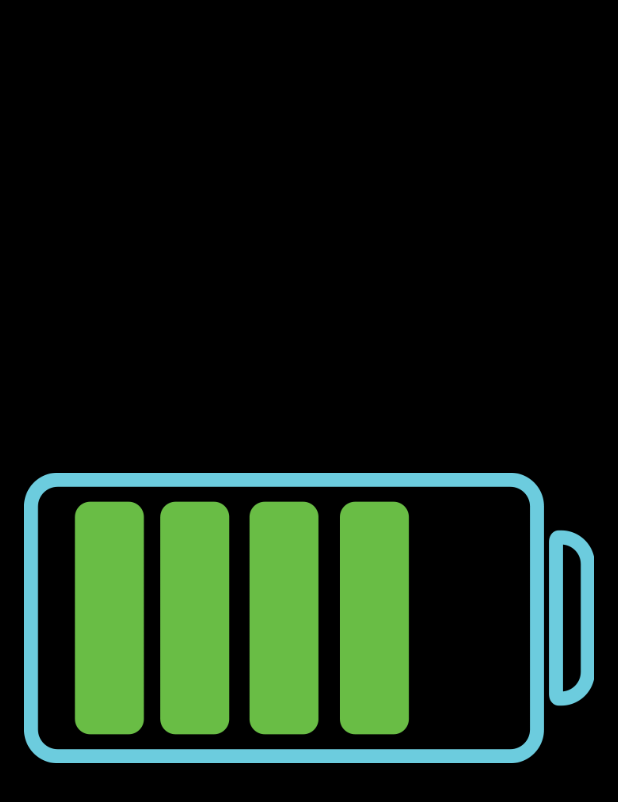
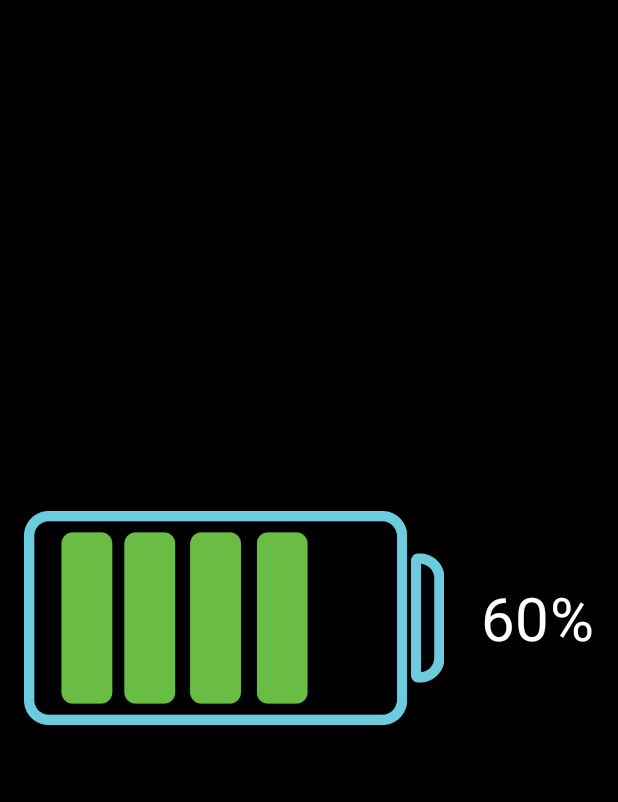
Before and after one commit to seonotion/Battery, an Android app: the screen it shows after launch (MainActivity), on a phone screen of 412 x 824 dp. Shown: the top 802 px of the screen. Run offline under Robolectric (Android 15) with nearby library versions, the phone set to English and light mode, and no system bars.

Commit message:
updated percentage

```diff
--- a/app/src/main/java/com/battery/MainActivity.java
+++ b/app/src/main/java/com/battery/MainActivity.java
@@ -4,18 +4,74 @@ import android.support.v7.app.ActionBarActivity;
 import android.os.Bundle;
 import android.view.Menu;
 import android.view.MenuItem;
+import android.widget.TextView;
 import android.widget.ViewFlipper;
+
+import java.util.Timer;
+import java.util.TimerTask;
 
 
 public class MainActivity extends ActionBarActivity {
 
+    TextView tvPerc;
+    private Timer timer = new Timer();
+    private TimerTask timerTask;
     @Override
-    protected void onCreate(Bundle savedInstanceState) {
+    protected void onCreate(Bundle savedInstanceState) throws IllegalStateException {
         super.onCreate(savedInstanceState);
         setContentView(R.layout.activity_main);
 
         final ViewFlipper flipper = (ViewFlipper)findViewById(R.id.flipper);
         flipper.startFlipping();
+
+        tvPerc=(TextView)findViewById(R.id.tvPerc);
+
+tvPerc.setText("20");
+
+       /* timerTask = new TimerTask() {
+            @Override
+            public void run() {
+                //refresh your textview
+                Integer per = Integer.parseInt(tvPerc.getText().toString());
+                if (per < 100) {
+                    per = per + 20;
+                } else {
+                    per = 0;
+                }
+                tvPerc.setText(per.toString());
+            }
+        };
+        timer.schedule(timerTask, 0, 1000);*/
+
+        Thread t = new Thread() {
+
+            @Override
+            public void run() {
+                try {
+                    while (!isInterrupted()) {
+                        Thread.sleep(1000);
+                        runOnUiThread(new Runnable() {
+                            @Override
+                            public void run() {
+                                // update TextView here!
+                                Integer per = Integer.parseInt(tvPerc.getText().toString());
+                                if (per < 100) {
+                                    per = per + 20;
+                                } else {
+                                    per = 20;
+                                }
+                                tvPerc.setText(per.toString());
+                            }
+                        });
+                    }
+                } catch (InterruptedException e) {
+                }
+            }
+        };
+
+        t.start();
+
+
     }
 
 
--- a/app/src/main/res/layout/activity_main.xml
+++ b/app/src/main/res/layout/activity_main.xml
@@ -12,7 +12,9 @@
         android:layout_height="match_parent"
         android:flipInterval="1000"
         android:id="@+id/flipper"
-        >
+        android:autoStart="true"
+        android:layout_alignParentEnd="false"
+        android:layout_marginRight="100sp">
 
         <ImageView
             android:layout_width="match_parent"
@@ -52,4 +54,31 @@
 
 
     </ViewFlipper>
+
+    <TextView
+        android:layout_width="match_parent"
+        android:layout_height="wrap_content"
+        android:textAppearance="?android:attr/textAppearanceLarge"
+        android:text="0"
+        android:id="@+id/tvPerc"
+        android:layout_centerVertical="true"
+        android:layout_alignParentLeft="true"
+        android:layout_alignParentStart="true"
+        android:textColor="#fff"
+        android:textSize="40sp"
+        android:layout_marginRight="30sp"
+        android:gravity="right" />
+    <TextView
+        android:layout_width="match_parent"
+        android:layout_height="wrap_content"
+        android:textAppearance="?android:attr/textAppearanceLarge"
+        android:text="%"
+        android:id="@+id/tvPercsign"
+        android:layout_centerVertical="true"
+        android:layout_alignParentLeft="true"
+        android:layout_alignParentStart="true"
+        android:textColor="#fff"
+        android:textSize="40sp"
+        android:layout_marginRight="0dp"
+        android:gravity="right" />
 </RelativeLayout>
```
Also changed, not shown: 1 other file.
